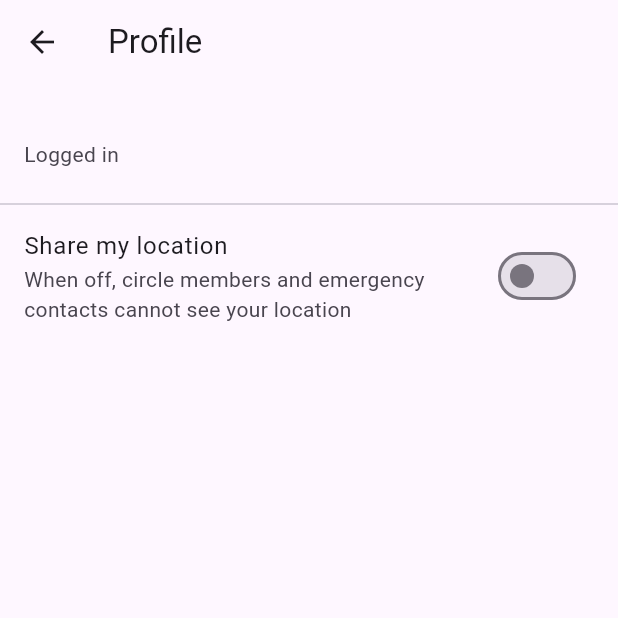
After one commit to Methexx/FindFam, a Flutter app: the ProfileScreen screen opened directly, on a phone screen of 412 x 824 dp, the top half of it. The commit adds this screen. Run offline on Flutter 3.47's test engine with Material 3 defaults, Android fonts, the phone set to English and light mode, and no system bars; our stand-ins replace battery_plus, dio, firebase_core, flutter_map, flutter_riverpod, flutter_secure_storage and 2 more; accounts and stored records are empty; generated files the repository leaves out were written again; network calls fail.

Commit message:
Add mobile profile feature: sharing toggle, persistent indicator, member details
features/profile/: sharing toggle screen composing the existing
LocationSharingNotifier (starts/stops local GPS capture, Sprint 3)
with the new PATCH /locations/sharing-status endpoint to persist
users.is_sharing server-side.

SharingIndicator mounted at the app shell (home_placeholder_screen.dart,
alongside the existing ActiveSosBanner) so the "you are sharing"
transparency requirement is visible regardless of which screen is
open, not scoped to the map alone.

circle_map_screen.dart gains a list view toggle showing each member's
battery/speed (data already present in MemberLocation since Sprint 3,
previously unused).

```diff
--- a/apps/mobile/lib/features/map/ui/circle_map_screen.dart
+++ b/apps/mobile/lib/features/map/ui/circle_map_screen.dart
@@ -24,6 +24,7 @@ class CircleMapScreen extends ConsumerStatefulWidget {
 
 class _CircleMapScreenState extends ConsumerState<CircleMapScreen> {
   final _mapController = MapController();
+  bool _showMemberList = false;
 
   @override
   void initState() {
@@ -60,6 +61,13 @@ class _CircleMapScreenState extends ConsumerState<CircleMapScreen> {
     return Scaffold(
       appBar: AppBar(
         title: Text(widget.circleName),
+        actions: [
+          IconButton(
+            icon: Icon(_showMemberList ? Icons.map : Icons.list),
+            tooltip: _showMemberList ? 'Show map' : 'Show member details',
+            onPressed: () => setState(() => _showMemberList = !_showMemberList),
+          ),
+        ],
         bottom: PreferredSize(
           preferredSize: const Size.fromHeight(24),
           child: _ConnectionBanner(status: connectionStatus.value),
@@ -83,7 +91,37 @@ class _CircleMapScreenState extends ConsumerState<CircleMapScreen> {
                   ),
                 ),
               )
-            : _buildMap(locations, currentUserId),
+            : _showMemberList
+                ? _buildMemberList(locations, currentUserId)
+                : _buildMap(locations, currentUserId),
+      },
+    );
+  }
+
+  Widget _buildMemberList(Map<String, MemberLocation> locations, String? currentUserId) {
+    final points = locations.values.toList();
+    return ListView.builder(
+      itemCount: points.length,
+      itemBuilder: (context, index) {
+        final location = points[index];
+        final isSelf = location.userId == currentUserId;
+        final speedText = location.speed != null
+            ? '${(location.speed! * 3.6).toStringAsFixed(0)} km/h'
+            : 'Speed unknown';
+        final batteryText =
+            location.batteryLevel != null ? '${location.batteryLevel}% battery' : 'Battery unknown';
+        return ListTile(
+          leading: Icon(
+            Icons.location_on,
+            color: isSelf ? Colors.blue : Colors.red,
+          ),
+          title: Text(isSelf ? 'You' : location.userId),
+          subtitle: Text('$speedText · $batteryText'),
+          trailing: Text(
+            TimeOfDay.fromDateTime(DateTime.parse(location.recordedAt).toLocal()).format(context),
+            style: const TextStyle(fontSize: 12),
+          ),
+        );
       },
     );
   }
--- /dev/null
+++ b/apps/mobile/lib/features/profile/ui/profile_screen.dart
@@ -0,0 +1,42 @@
+import 'package:flutter/material.dart';
+import 'package:flutter_riverpod/flutter_riverpod.dart';
+import '../../auth/viewmodel/auth_notifier.dart';
+import '../../map/viewmodel/location_sharing_notifier.dart';
+import '../viewmodel/profile_notifier.dart';
+
+class ProfileScreen extends ConsumerWidget {
+  const ProfileScreen({super.key});
+
+  @override
+  Widget build(BuildContext context, WidgetRef ref) {
+    final authState = ref.watch(authNotifierProvider);
+    final username = authState is AuthAuthenticated ? authState.user.username : '';
+    final sharingState = ref.watch(locationSharingNotifierProvider);
+    final profileState = ref.watch(profileNotifierProvider);
+
+    return Scaffold(
+      appBar: AppBar(title: const Text('Profile')),
+      body: ListView(
+        children: [
+          ListTile(title: Text(username), subtitle: const Text('Logged in')),
+          const Divider(),
+          SwitchListTile(
+            title: const Text('Share my location'),
+            subtitle: const Text(
+              'When off, circle members and emergency contacts cannot see your location',
+            ),
+            value: sharingState == LocationSharingState.on,
+            onChanged: profileState.isUpdating
+                ? null
+                : (value) => ref.read(profileNotifierProvider.notifier).setSharing(value),
+          ),
+          if (profileState.error != null)
+            Padding(
+              padding: const EdgeInsets.symmetric(horizontal: 16),
+              child: Text(profileState.error!, style: const TextStyle(color: Colors.red)),
+            ),
+        ],
+      ),
+    );
+  }
+}
```
Also changed, not shown: apps/mobile/lib/features/auth/ui/home_placeholder_screen.dart (+10 -0 lines), apps/mobile/lib/features/profile/data/profile_repository.dart (added, +21 -0 lines), apps/mobile/lib/features/profile/ui/sharing_indicator.dart (added, +40 -0 lines), apps/mobile/lib/features/profile/viewmodel/profile_notifier.dart (added, +51 -0 lines), 1 other file.
